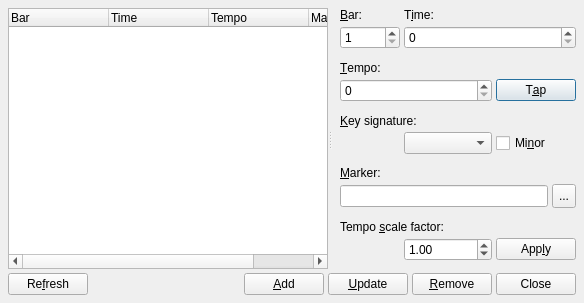
Qt form src/qtractorTimeScaleForm.ui (rncbc/qtractor) before a commit.
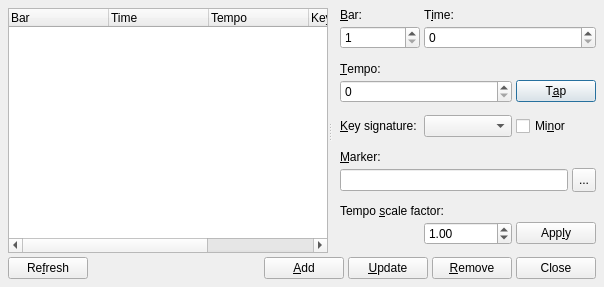
The same form after that commit. Icons and pictures are not drawn. Custom widgets are drawn as their Qt base class.

Commit message: [xkeysig] First attempt to support basic key-signature map (thru Markers interface). (5)

What changed in the file:
```diff
--- a/src/qtractorTimeScaleForm.ui
+++ b/src/qtractorTimeScaleForm.ui
@@ -82,6 +82,11 @@
         <string>Tempo</string>
        </property>
       </column>
+      <column>
+       <property name="text">
+        <string>Key</string>
+       </property>
+      </column>
       <column>
        <property name="text">
         <string>Marker</string>
@@ -264,7 +269,7 @@
          </property>
         </spacer>
        </item>
-       <item row="6" column="0" colspan="4">
+       <item row="6" column="0">
         <widget class="QLabel" name="KeySignatureTextLabel">
          <property name="sizePolicy">
           <sizepolicy hsizetype="Expanding" vsizetype="Fixed">
@@ -286,20 +291,7 @@
          </property>
         </widget>
        </item>
-       <item row="7" column="0">
-        <spacer>
-         <property name="orientation">
-          <enum>Qt::Horizontal</enum>
-         </property>
-         <property name="sizeHint">
-          <size>
-           <width>20</width>
-           <height>8</height>
-          </size>
-         </property>
-        </spacer>
-       </item>
-       <item row="7" column="1">
+       <item row="6" column="1">
         <widget class="QComboBox" name="KeySignatureAccidentalsComboBox">
          <property name="sizePolicy">
           <sizepolicy hsizetype="Expanding" vsizetype="Fixed">
@@ -307,12 +299,6 @@
            <verstretch>0</verstretch>
           </sizepolicy>
          </property>
-         <property name="minimumSize">
-          <size>
-           <width>80</width>
-           <height>0</height>
-          </size>
-         </property>
          <property name="toolTip">
           <string>Key signature (accidentals)</string>
          </property>
@@ -321,7 +307,7 @@
          </property>
         </widget>
        </item>
-       <item row="7" column="2" colspan="2">
+       <item row="6" column="2" colspan="2">
         <widget class="QCheckBox" name="KeySignatureMinorCheckBox">
          <property name="text">
           <string>Mi&amp;nor</string>
@@ -331,23 +317,23 @@
          </property>
         </widget>
        </item>
+       <item row="7" column="0" colspan="4">
+        <spacer>
+         <property name="orientation">
+          <enum>Qt::Vertical</enum>
+         </property>
+         <property name="sizeType">
+          <enum>QSizePolicy::MinimumExpanding</enum>
+         </property>
+         <property name="sizeHint">
+          <size>
+           <width>20</width>
+           <height>8</height>
+          </size>
+         </property>
+        </spacer>
+       </item>
        <item row="8" column="0" colspan="4">
-        <spacer>
-         <property name="orientation">
-          <enum>Qt::Vertical</enum>
-         </property>
-         <property name="sizeType">
-          <enum>QSizePolicy::MinimumExpanding</enum>
-         </property>
-         <property name="sizeHint">
-          <size>
-           <width>20</width>
-           <height>8</height>
-          </size>
-         </property>
-        </spacer>
-       </item>
-       <item row="9" column="0" colspan="4">
         <widget class="QLabel" name="MarkerTextLabel">
          <property name="text">
           <string>&amp;Marker:</string>
@@ -357,14 +343,14 @@
          </property>
         </widget>
        </item>
-       <item row="10" column="0" colspan="3">
+       <item row="9" column="0" colspan="3">
         <widget class="QLineEdit" name="MarkerTextLineEdit">
          <property name="toolTip">
           <string>Marker text</string>
          </property>
         </widget>
        </item>
-       <item row="10" column="3">
+       <item row="9" column="3">
         <widget class="QToolButton" name="MarkerColorToolButton">
          <property name="minimumSize">
           <size>
@@ -383,23 +369,23 @@
          </property>
         </widget>
        </item>
+       <item row="10" column="0" colspan="4">
+        <spacer>
+         <property name="orientation">
+          <enum>Qt::Vertical</enum>
+         </property>
+         <property name="sizeType">
+          <enum>QSizePolicy::MinimumExpanding</enum>
+         </property>
+         <property name="sizeHint">
+          <size>
+           <width>20</width>
+           <height>8</height>
+          </size>
+         </property>
+        </spacer>
+       </item>
        <item row="11" column="0" colspan="4">
-        <spacer>
-         <property name="orientation">
-          <enum>Qt::Vertical</enum>
-         </property>
-         <property name="sizeType">
-          <enum>QSizePolicy::MinimumExpanding</enum>
-         </property>
-         <property name="sizeHint">
-          <size>
-           <width>20</width>
-           <height>8</height>
-          </size>
-         </property>
-        </spacer>
-       </item>
-       <item row="12" column="0" colspan="4">
         <widget class="QLabel" name="TempoFactorTextLabel">
          <property name="text">
           <string>Tempo &amp;scale factor:</string>
@@ -409,7 +395,7 @@
          </property>
         </widget>
        </item>
-       <item row="13" column="0">
+       <item row="12" column="0">
         <spacer>
          <property name="orientation">
           <enum>Qt::Horizontal</enum>
@@ -422,7 +408,7 @@
          </property>
         </spacer>
        </item>
-       <item row="13" column="1">
+       <item row="12" column="1">
         <widget class="QDoubleSpinBox" name="TempoFactorSpinBox">
          <property name="minimumSize">
           <size>
@@ -453,7 +439,7 @@
          </property>
         </widget>
        </item>
-	   <item row="13" column="2" colspan="2">
+	   <item row="12" column="2" colspan="2">
         <widget class="QPushButton" name="TempoFactorPushButton">
          <property name="text">
           <string>App&amp;ly</string>
```
The commit also changes 2 other files.
